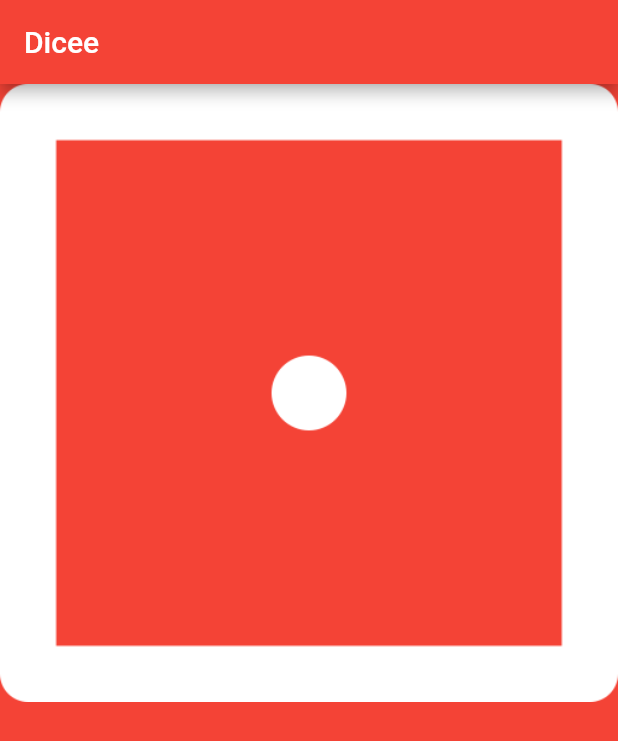
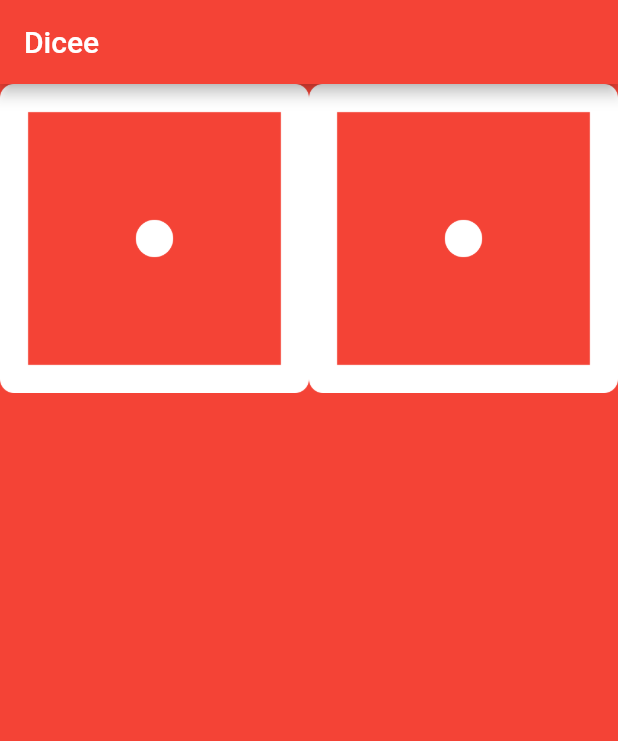
Before and after one commit to AndresLince/dice_flutter, a Flutter app: the screen it shows after launch, on a phone screen of 412 x 824 dp. Shown: the top 741 px of the screen. Run offline on Flutter 3.47's test engine with Material 2 defaults, Android fonts, the phone set to English and light mode, and no system bars.

Commit message:
Change image asset

```diff
--- a/lib/main.dart
+++ b/lib/main.dart
@@ -13,16 +13,17 @@ void main() {
   ));
 }
 
-class DicePage extends StatelessWidget{
+class DicePage extends StatelessWidget {
   @override
-  Widget build(BuildContext context){
+  Widget build(BuildContext context) {
     return Row(
       children: [
-        Expanded(child: Image(
-          image: AssetImage(
-            'images/dice1.png'
-          ),
-        ))
+        Expanded(
+          child: Image.asset('images/dice1.png'),
+        ),
+        Expanded(
+          child: Image.asset('images/dice1.png'),
+        )
       ],
     );
   }
```
